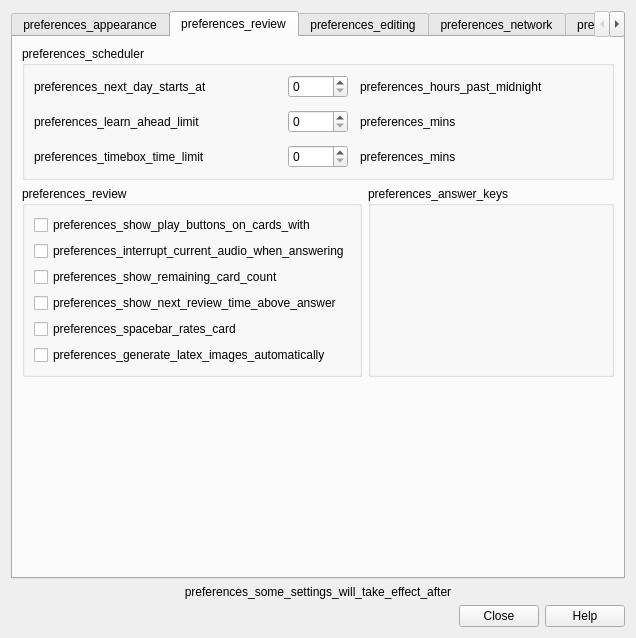
Before: the Qt Designer form qt/aqt/forms/preferences.ui in ankitects/anki, drawn with Qt 5.
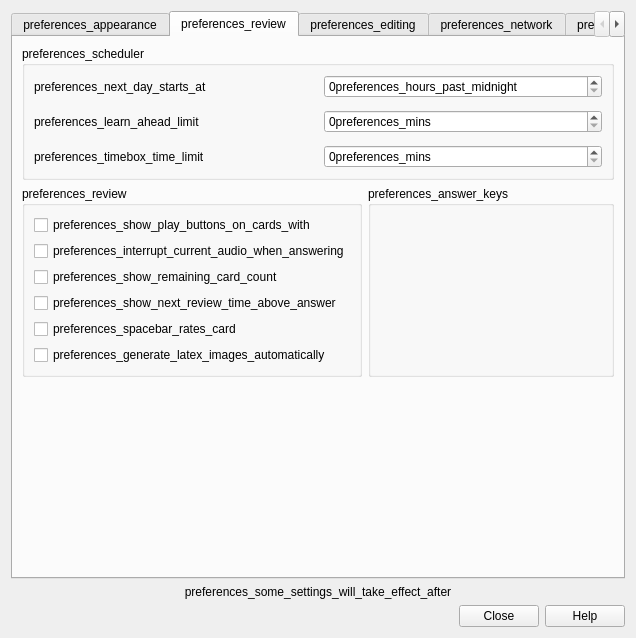
After: the same form once the commit is applied. The open tabs and pages were chosen to show the change.

Commit message: A11Y: Improve the accessibility of the Preferences dialog (#3255)

Patch:
```diff
--- a/qt/aqt/forms/preferences.ui
+++ b/qt/aqt/forms/preferences.ui
@@ -264,33 +264,25 @@
              <widget class="QSpinBox" name="lrnCutoff">
               <property name="maximumSize">
                <size>
-                <width>60</width>
+                <width>16777215</width>
                 <height>16777215</height>
                </size>
               </property>
+              <property name="suffix">
+               <string>preferences_mins</string>
+              </property>
               <property name="maximum">
                <number>999</number>
               </property>
              </widget>
             </item>
-            <item row="1" column="2">
-             <widget class="QLabel" name="label_29">
-              <property name="text">
-               <string>preferences_mins</string>
-              </property>
-             </widget>
-            </item>
             <item row="2" column="0">
              <widget class="QLabel" name="label_30">
               <property name="text">
                <string>preferences_timebox_time_limit</string>
               </property>
-             </widget>
-            </item>
-            <item row="0" column="2">
-             <widget class="QLabel" name="label_40">
-              <property name="text">
-               <string>preferences_hours_past_midnight</string>
+              <property name="buddy">
+               <cstring>timeLimit</cstring>
               </property>
              </widget>
             </item>
@@ -298,10 +290,13 @@
              <widget class="QSpinBox" name="dayOffset">
               <property name="maximumSize">
                <size>
-                <width>60</width>
+                <width>16777215</width>
                 <height>16777215</height>
                </size>
               </property>
+              <property name="suffix">
+               <string>preferences_hours_past_midnight</string>
+              </property>
               <property name="maximum">
                <number>23</number>
               </property>
@@ -319,17 +314,16 @@
               <property name="text">
                <string>preferences_next_day_starts_at</string>
               </property>
-             </widget>
-            </item>
-            <item row="2" column="2">
-             <widget class="QLabel" name="label_39">
-              <property name="text">
-               <string>preferences_mins</string>
+              <property name="buddy">
+               <cstring>dayOffset</cstring>
               </property>
              </widget>
             </item>
             <item row="2" column="1">
              <widget class="QSpinBox" name="timeLimit">
+              <property name="suffix">
+               <string>preferences_mins</string>
+              </property>
               <property name="maximum">
                <number>9999</number>
               </property>
```
Left out of the diff: 65 changed lines with no effect on the pictures. The commit also changes 3 other files.
